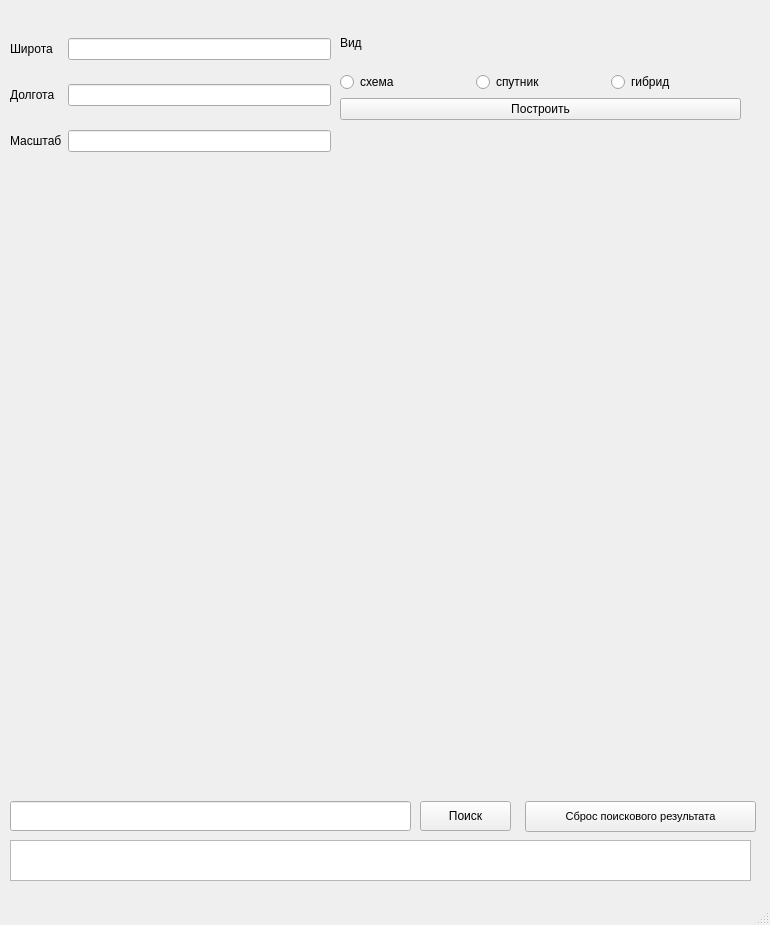
This is des.ui in Darya-Tolmeneva/BigProject0-0 as Qt 5 draws it before an edit. The edited form follows.
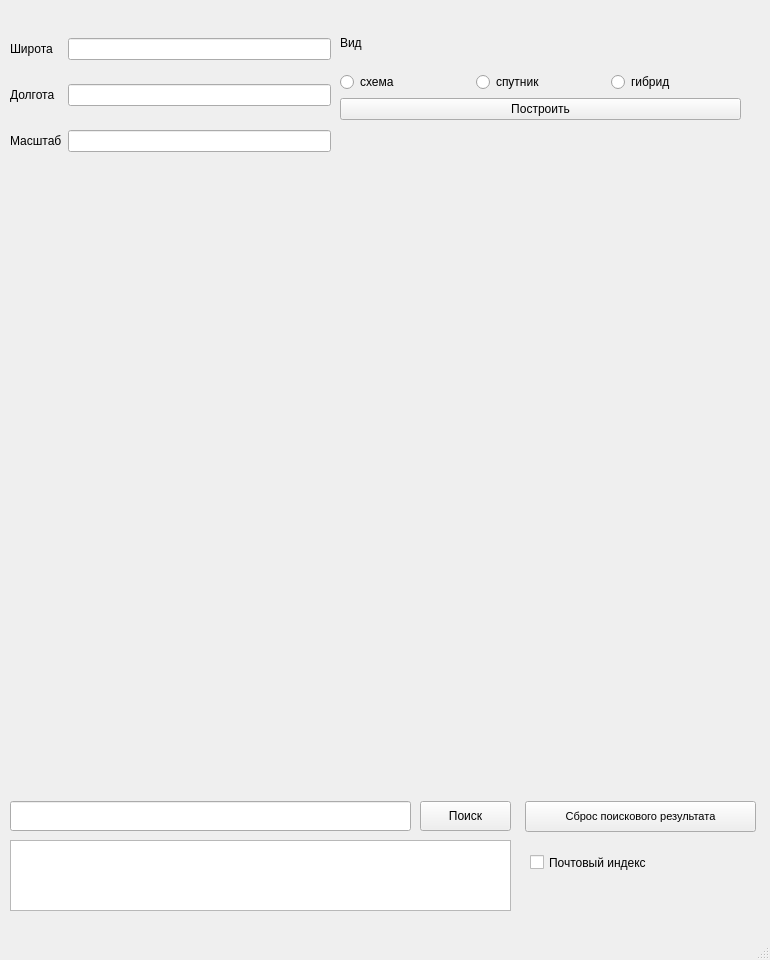
This is the edited form.

Commit message: Отображение почтового индекса

The edit to the form file:
```diff
--- a/des.ui
+++ b/des.ui
@@ -7,7 +7,7 @@
     <x>0</x>
     <y>0</y>
     <width>770</width>
-    <height>925</height>
+    <height>960</height>
    </rect>
   </property>
   <property name="windowTitle">
@@ -176,14 +176,27 @@
      <rect>
       <x>10</x>
       <y>840</y>
-      <width>741</width>
-      <height>41</height>
+      <width>501</width>
+      <height>71</height>
      </rect>
     </property>
     <property name="readOnly">
      <bool>true</bool>
     </property>
    </widget>
+   <widget class="QCheckBox" name="checkBox">
+    <property name="geometry">
+     <rect>
+      <x>530</x>
+      <y>850</y>
+      <width>221</width>
+      <height>25</height>
+     </rect>
+    </property>
+    <property name="text">
+     <string>Почтовый индекс</string>
+    </property>
+   </widget>
   </widget>
   <widget class="QMenuBar" name="menubar">
    <property name="geometry">
```
The commit also changes 1 other file.
